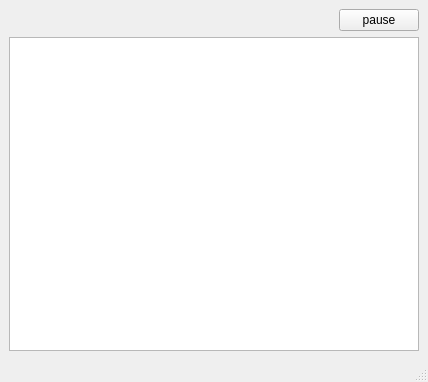
This is main/gui/mainwindow.ui in benediktibk/bomberman as Qt 5 draws it before an edit. The edited form follows.
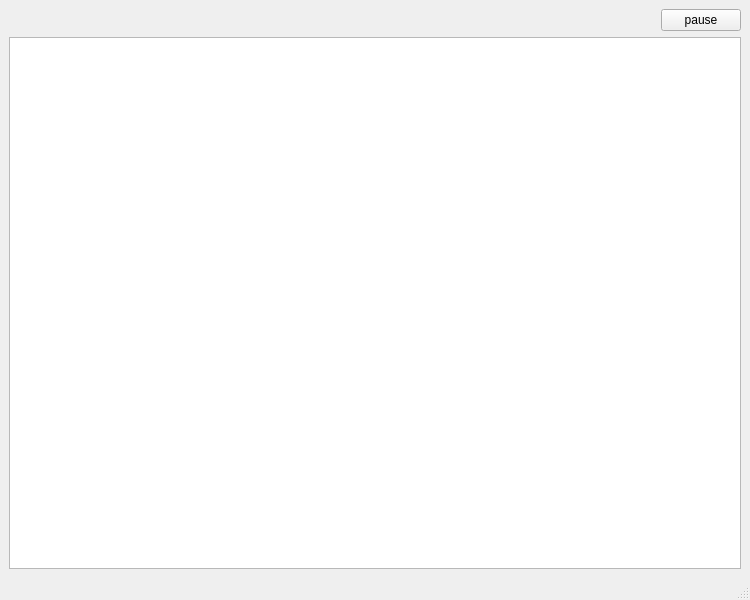
This is the edited form.

Diff of the .ui file:
```diff
--- a/main/gui/mainwindow.ui
+++ b/main/gui/mainwindow.ui
@@ -6,8 +6,8 @@
    <rect>
     <x>0</x>
     <y>0</y>
-    <width>428</width>
-    <height>382</height>
+    <width>750</width>
+    <height>600</height>
    </rect>
   </property>
   <property name="windowTitle">
```
